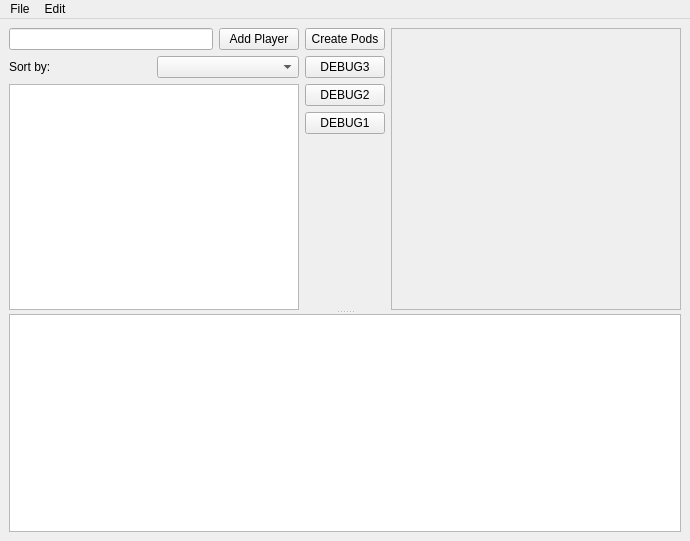
Old version of the form ui/MainWindow.ui in the repository eVen-gits/EDH_matchmaker.
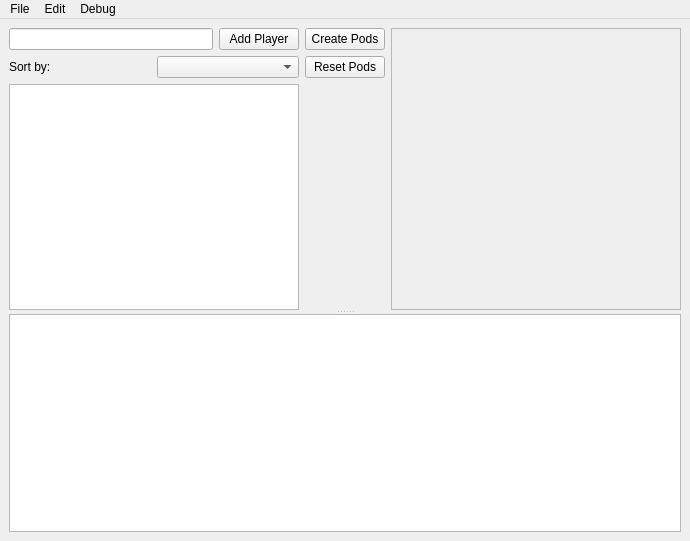
New version of the form.

What changed in the file:
```diff
--- a/ui/MainWindow.ui
+++ b/ui/MainWindow.ui
@@ -22,7 +22,7 @@
       </property>
       <widget class="QWidget" name="layoutWidget">
        <layout class="QGridLayout" name="gridLayout">
-        <item row="0" column="0" rowspan="2">
+        <item row="0" column="0" rowspan="3">
          <layout class="QVBoxLayout" name="verticalLayout_2">
           <item>
            <layout class="QHBoxLayout" name="horizontalLayout_2">
@@ -61,16 +61,16 @@
              <set>QAbstractItemView::NoEditTriggers</set>
             </property>
             <property name="alternatingRowColors">
-             <bool>true</bool>
+             <bool>false</bool>
             </property>
             <property name="selectionMode">
-             <enum>QAbstractItemView::SingleSelection</enum>
+             <enum>QAbstractItemView::ExtendedSelection</enum>
             </property>
            </widget>
           </item>
          </layout>
         </item>
-        <item row="0" column="2" rowspan="2">
+        <item row="0" column="2" rowspan="3">
          <widget class="QScrollArea" name="sa_pods">
           <property name="sizePolicy">
            <sizepolicy hsizetype="Expanding" vsizetype="Minimum">
@@ -121,42 +121,11 @@
          </widget>
         </item>
         <item row="1" column="1">
-         <layout class="QVBoxLayout" name="verticalLayout">
-          <item>
-           <widget class="QPushButton" name="DEBUG3">
-            <property name="text">
-             <string>DEBUG3</string>
-            </property>
-           </widget>
-          </item>
-          <item>
-           <widget class="QPushButton" name="DEBUG2">
-            <property name="text">
-             <string>DEBUG2</string>
-            </property>
-           </widget>
-          </item>
-          <item>
-           <widget class="QPushButton" name="DEBUG1">
-            <property name="text">
-             <string>DEBUG1</string>
-            </property>
-           </widget>
-          </item>
-          <item>
-           <spacer name="verticalSpacer">
-            <property name="orientation">
-             <enum>Qt::Vertical</enum>
-            </property>
-            <property name="sizeHint" stdset="0">
-             <size>
-              <width>20</width>
-              <height>40</height>
-             </size>
-            </property>
-           </spacer>
-          </item>
-         </layout>
+         <widget class="QPushButton" name="pb_reset_pods">
+          <property name="text">
+           <string>Reset Pods</string>
+          </property>
+         </widget>
         </item>
        </layout>
       </widget>
@@ -178,7 +147,9 @@
     <property name="title">
      <string>File</string>
     </property>
-    <addaction name="actionLoad"/>
+    <addaction name="actionNew_tour"/>
+    <addaction name="actionLoad_tour"/>
+    <addaction name="actionSave_As"/>
     <addaction name="actionExit"/>
    </widget>
    <widget class="QMenu" name="menuEdit">
@@ -187,12 +158,20 @@
     </property>
     <addaction name="actionLoad_state"/>
    </widget>
+   <widget class="QMenu" name="menuDebug">
+    <property name="title">
+     <string>Debug</string>
+    </property>
+    <addaction name="actionReset_UI"/>
+    <addaction name="actionRandom_Results"/>
+   </widget>
    <addaction name="menuFile"/>
    <addaction name="menuEdit"/>
+   <addaction name="menuDebug"/>
   </widget>
-  <action name="actionLoad">
+  <action name="actionLoad_tour">
    <property name="text">
-    <string>Load</string>
+    <string>Open...</string>
    </property>
   </action>
   <action name="actionExit">
@@ -205,6 +184,26 @@
     <string>Load state</string>
    </property>
   </action>
+  <action name="actionNew_tour">
+   <property name="text">
+    <string>New...</string>
+   </property>
+  </action>
+  <action name="actionSave_As">
+   <property name="text">
+    <string>Save As..</string>
+   </property>
+  </action>
+  <action name="actionReset_UI">
+   <property name="text">
+    <string>Reset UI</string>
+   </property>
+  </action>
+  <action name="actionRandom_Results">
+   <property name="text">
+    <string>Random Results</string>
+   </property>
+  </action>
  </widget>
  <resources/>
  <connections/>
```
